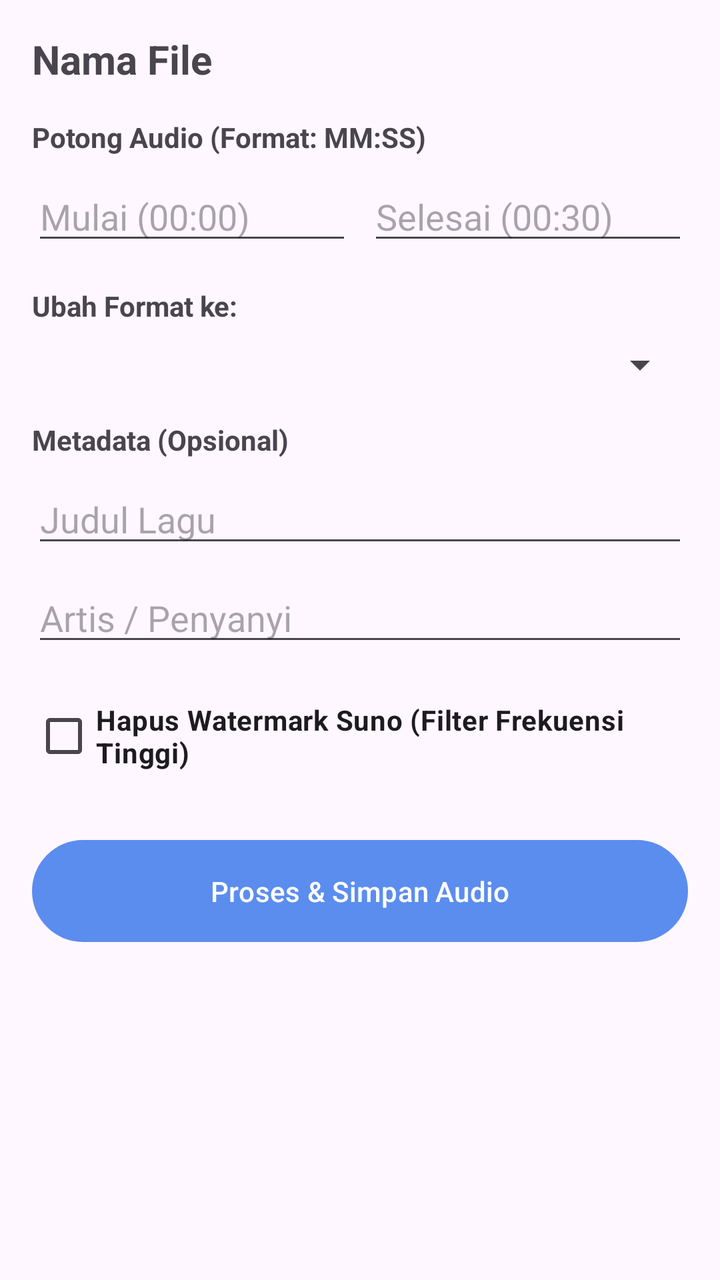
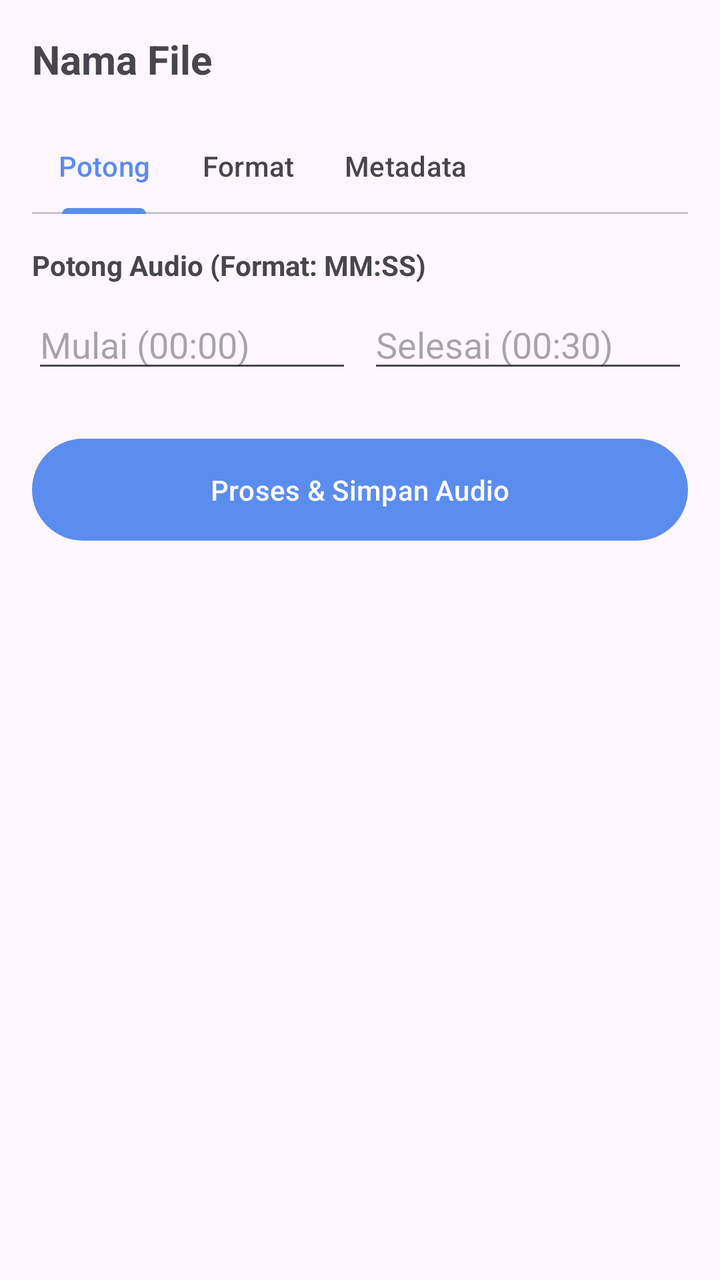

Compare the two renders of this Android layout. The source of the first and the diff that turns it into the second are given below.
<!-- AndroidManifest.xml: application theme Theme.PlaManajer -->
<!-- res/layout/activity_audio_editor.xml -->
<?xml version="1.0" encoding="utf-8"?>
<ScrollView xmlns:android="http://schemas.android.com/apk/res/android"
    xmlns:app="http://schemas.android.com/apk/res-auto"
    android:layout_width="match_parent"
    android:layout_height="match_parent"
    android:background="?android:attr/colorBackground">

    <LinearLayout
        android:layout_width="match_parent"
        android:layout_height="wrap_content"
        android:orientation="vertical"
        android:padding="16dp">

        <TextView
            android:id="@+id/tvFileName"
            android:layout_width="wrap_content"
            android:layout_height="wrap_content"
            android:text="Nama File"
            android:textSize="20sp"
            android:textStyle="bold"
            android:layout_marginBottom="16dp"/>

        
        <TextView android:layout_width="wrap_content" android:layout_height="wrap_content" android:text="Potong Audio (Format: MM:SS)" android:textStyle="bold"/>
        <LinearLayout android:layout_width="match_parent" android:layout_height="wrap_content" android:orientation="horizontal" android:layout_marginTop="8dp" android:layout_marginBottom="16dp">
            <EditText android:id="@+id/etStartTime" android:layout_width="0dp" android:layout_height="wrap_content" android:layout_weight="1" android:hint="Mulai (00:00)" android:inputType="text" />
            <EditText android:id="@+id/etEndTime" android:layout_width="0dp" android:layout_height="wrap_content" android:layout_weight="1" android:layout_marginStart="8dp" android:hint="Selesai (00:30)" android:inputType="text" />
        </LinearLayout>

        
        <TextView android:layout_width="wrap_content" android:layout_height="wrap_content" android:text="Ubah Format ke:" android:textStyle="bold"/>
        <Spinner
            android:id="@+id/spinnerFormat"
            android:layout_width="match_parent"
            android:layout_height="wrap_content"
            android:layout_marginTop="8dp"
            android:layout_marginBottom="16dp"/>

        
        <TextView android:layout_width="wrap_content" android:layout_height="wrap_content" android:text="Metadata (Opsional)" android:textStyle="bold"/>
        <EditText android:id="@+id/etTitle" android:layout_width="match_parent" android:layout_height="wrap_content" android:hint="Judul Lagu" android:layout_marginTop="8dp"/>
        <EditText android:id="@+id/etArtist" android:layout_width="match_parent" android:layout_height="wrap_content" android:hint="Artis / Penyanyi" android:layout_marginTop="8dp"/>
        
        
        <CheckBox
            android:id="@+id/cbRemoveWatermark"
            android:layout_width="match_parent"
            android:layout_height="wrap_content"
            android:layout_marginTop="16dp"
            android:text="Hapus Watermark Suno (Filter Frekuensi Tinggi)"
            android:textStyle="bold"/>

        <com.google.android.material.button.MaterialButton
            android:id="@+id/btnProcess"
            android:layout_width="match_parent"
            android:layout_height="wrap_content"
            android:layout_marginTop="24dp"
            android:padding="16dp"
            android:text="Proses &amp; Simpan Audio"/>

        <TextView
            android:id="@+id/tvProgress"
            android:layout_width="match_parent"
            android:layout_height="wrap_content"
            android:layout_marginTop="16dp"
            android:gravity="center"
            android:text=""
            android:textColor="#4CAF50"/>
    </LinearLayout>
</ScrollView>
<!-- resources referenced by this layout -->
<resources>
  <style name="Theme.PlaManajer" parent="Theme.Material3.DayNight.NoActionBar">
          <item name="colorPrimary">@color/primary</item>
          <item name="colorOnPrimary">@color/on_primary</item>
          <item name="colorPrimaryContainer">@color/primary_container</item>
          <item name="colorOnPrimaryContainer">@color/on_primary_container</item>
          <item name="android:statusBarColor">?attr/colorSurface</item>
          <item name="android:windowLightStatusBar" tools:targetApi="m">?attr/isLightTheme</item>
      </style>
  <color name="primary">#5B8DEF</color>
  <color name="on_primary">#FFFFFF</color>
  <color name="primary_container">#D8E4FF</color>
  <color name="on_primary_container">#001B3D</color>
</resources>

<!-- the commit's change to res/layout/activity_audio_editor.xml (unified diff, before → after) -->
@@ -21,35 +21,89 @@
             android:layout_marginBottom="16dp"/>
 
         
-        <TextView android:layout_width="wrap_content" android:layout_height="wrap_content" android:text="Potong Audio (Format: MM:SS)" android:textStyle="bold"/>
-        <LinearLayout android:layout_width="match_parent" android:layout_height="wrap_content" android:orientation="horizontal" android:layout_marginTop="8dp" android:layout_marginBottom="16dp">
-            <EditText android:id="@+id/etStartTime" android:layout_width="0dp" android:layout_height="wrap_content" android:layout_weight="1" android:hint="Mulai (00:00)" android:inputType="text" />
-            <EditText android:id="@+id/etEndTime" android:layout_width="0dp" android:layout_height="wrap_content" android:layout_weight="1" android:layout_marginStart="8dp" android:hint="Selesai (00:30)" android:inputType="text" />
+        <com.google.android.material.tabs.TabLayout
+            android:id="@+id/tabLayoutAudio"
+            android:layout_width="match_parent"
+            android:layout_height="wrap_content"
+            app:tabMode="scrollable"
+            app:tabIndicatorColor="?attr/colorPrimary"
+            android:layout_marginBottom="16dp">
+
+            <com.google.android.material.tabs.TabItem
+                android:layout_width="wrap_content"
+                android:layout_height="wrap_content"
+                android:text="Potong" />
+
+            <com.google.android.material.tabs.TabItem
+                android:layout_width="wrap_content"
+                android:layout_height="wrap_content"
+                android:text="Format" />
+
+            <com.google.android.material.tabs.TabItem
+                android:layout_width="wrap_content"
+                android:layout_height="wrap_content"
+                android:text="Metadata" />
+        </com.google.android.material.tabs.TabLayout>
+
+        
+        
+        
+        <LinearLayout
+            android:id="@+id/layoutTabTrim"
+            android:layout_width="match_parent"
+            android:layout_height="wrap_content"
+            android:orientation="vertical"
+            android:visibility="visible"> 
+
+            <TextView android:layout_width="wrap_content" android:layout_height="wrap_content" android:text="Potong Audio (Format: MM:SS)" android:textStyle="bold"/>
+            <LinearLayout android:layout_width="match_parent" android:layout_height="wrap_content" android:orientation="horizontal" android:layout_marginTop="8dp">
+                <EditText android:id="@+id/etStartTime" android:layout_width="0dp" android:layout_height="wrap_content" android:layout_weight="1" android:hint="Mulai (00:00)" android:inputType="text" />
+                <EditText android:id="@+id/etEndTime" android:layout_width="0dp" android:layout_height="wrap_content" android:layout_weight="1" android:layout_marginStart="8dp" android:hint="Selesai (00:30)" android:inputType="text" />
+            </LinearLayout>
         </LinearLayout>
 
         
-        <TextView android:layout_width="wrap_content" android:layout_height="wrap_content" android:text="Ubah Format ke:" android:textStyle="bold"/>
-        <Spinner
-            android:id="@+id/spinnerFormat"
+        
+        
+        <LinearLayout
+            android:id="@+id/layoutTabFormat"
             android:layout_width="match_parent"
             android:layout_height="wrap_content"
-            android:layout_marginTop="8dp"
-            android:layout_marginBottom="16dp"/>
+            android:orientation="vertical"
+            android:visibility="gone"> 
+
+            <TextView android:layout_width="wrap_content" android:layout_height="wrap_content" android:text="Ubah Format ke:" android:textStyle="bold"/>
+            <Spinner
+                android:id="@+id/spinnerFormat"
+                android:layout_width="match_parent"
+                android:layout_height="wrap_content"
+                android:layout_marginTop="8dp"/>
+            
+            <CheckBox
+                android:id="@+id/cbRemoveWatermark"
+                android:layout_width="match_parent"
+                android:layout_height="wrap_content"
+                android:layout_marginTop="16dp"
+                android:text="Hapus Watermark Suno (Filter Frekuensi Tinggi)"
+                android:textStyle="bold"/>
+        </LinearLayout>
 
         
-        <TextView android:layout_width="wrap_content" android:layout_height="wrap_content" android:text="Metadata (Opsional)" android:textStyle="bold"/>
-        <EditText android:id="@+id/etTitle" android:layout_width="match_parent" android:layout_height="wrap_content" android:hint="Judul Lagu" android:layout_marginTop="8dp"/>
-        <EditText android:id="@+id/etArtist" android:layout_width="match_parent" android:layout_height="wrap_content" android:hint="Artis / Penyanyi" android:layout_marginTop="8dp"/>
         
         
-        <CheckBox
-            android:id="@+id/cbRemoveWatermark"
+        <LinearLayout
+            android:id="@+id/layoutTabMetadata"
             android:layout_width="match_parent"
             android:layout_height="wrap_content"
-            android:layout_marginTop="16dp"
-            android:text="Hapus Watermark Suno (Filter Frekuensi Tinggi)"
-            android:textStyle="bold"/>
+            android:orientation="vertical"
+            android:visibility="gone"> 
 
+            <TextView android:layout_width="wrap_content" android:layout_height="wrap_content" android:text="Metadata (Opsional)" android:textStyle="bold"/>
+            <EditText android:id="@+id/etTitle" android:layout_width="match_parent" android:layout_height="wrap_content" android:hint="Judul Lagu" android:layout_marginTop="8dp"/>
+            <EditText android:id="@+id/etArtist" android:layout_width="match_parent" android:layout_height="wrap_content" android:hint="Artis / Penyanyi" android:layout_marginTop="8dp"/>
+        </LinearLayout>
+
+        
         <com.google.android.material.button.MaterialButton
             android:id="@+id/btnProcess"
             android:layout_width="match_parent"
